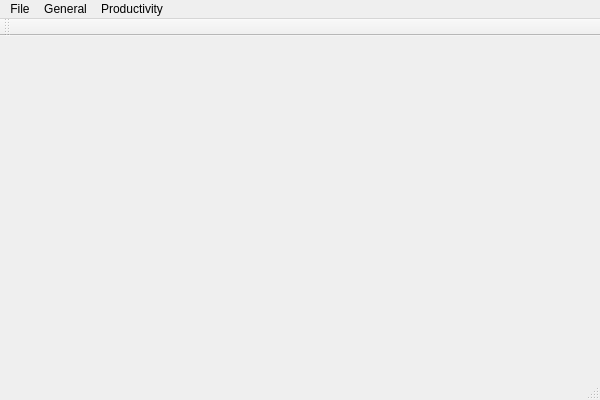
Old version of the form HxNxToolkit.ui in the repository Hitonoriol/HxNxToolkit.
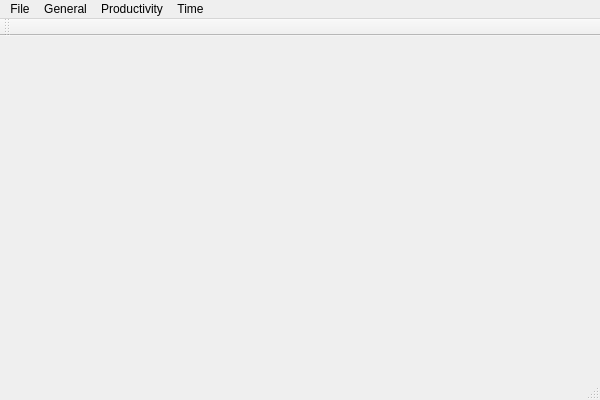
New version of the form.

```diff
--- a/HxNxToolkit.ui
+++ b/HxNxToolkit.ui
@@ -72,15 +72,22 @@
     <addaction name="ActionBaseConverter"/>
     <addaction name="ActionCalculator"/>
    </widget>
-   <widget class="QMenu" name="menuProductivity">
+   <widget class="QMenu" name="MenuProductivity">
     <property name="title">
      <string>Productivity</string>
     </property>
     <addaction name="ActionChecklist"/>
    </widget>
+   <widget class="QMenu" name="MenuTime">
+    <property name="title">
+     <string>Time</string>
+    </property>
+    <addaction name="ActionStopwatch"/>
+   </widget>
    <addaction name="MenuFile"/>
    <addaction name="MenuGeneral"/>
-   <addaction name="menuProductivity"/>
+   <addaction name="MenuProductivity"/>
+   <addaction name="MenuTime"/>
   </widget>
   <widget class="QToolBar" name="MainToolBar">
    <attribute name="toolBarArea">
```
Left out of the diff: 28 changed lines with no effect on the pictures.
